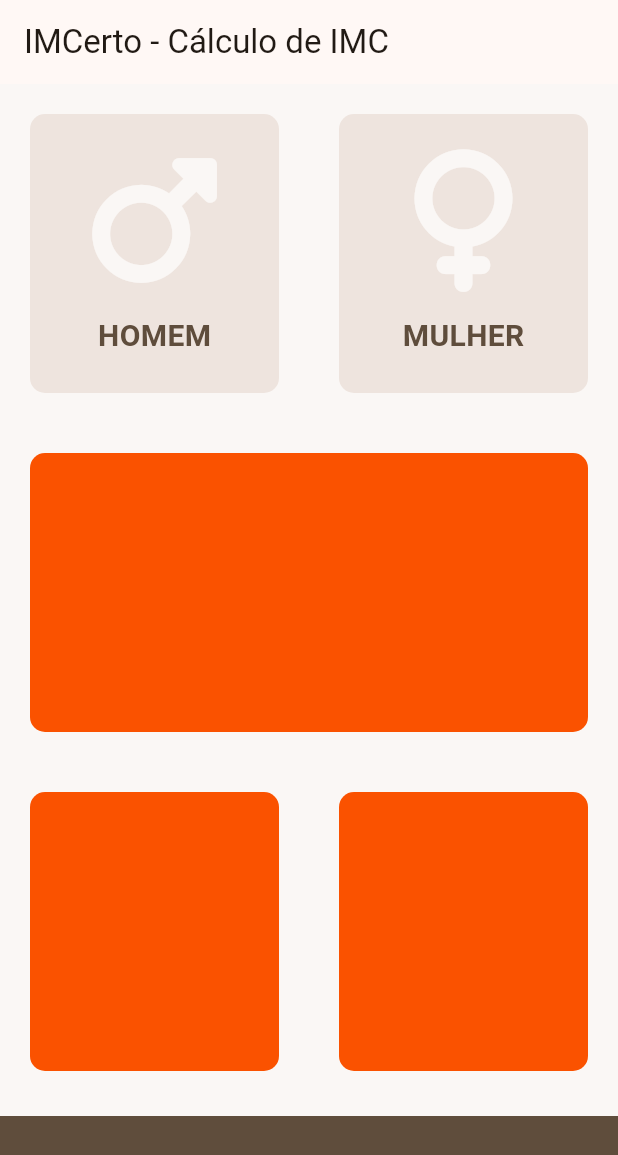
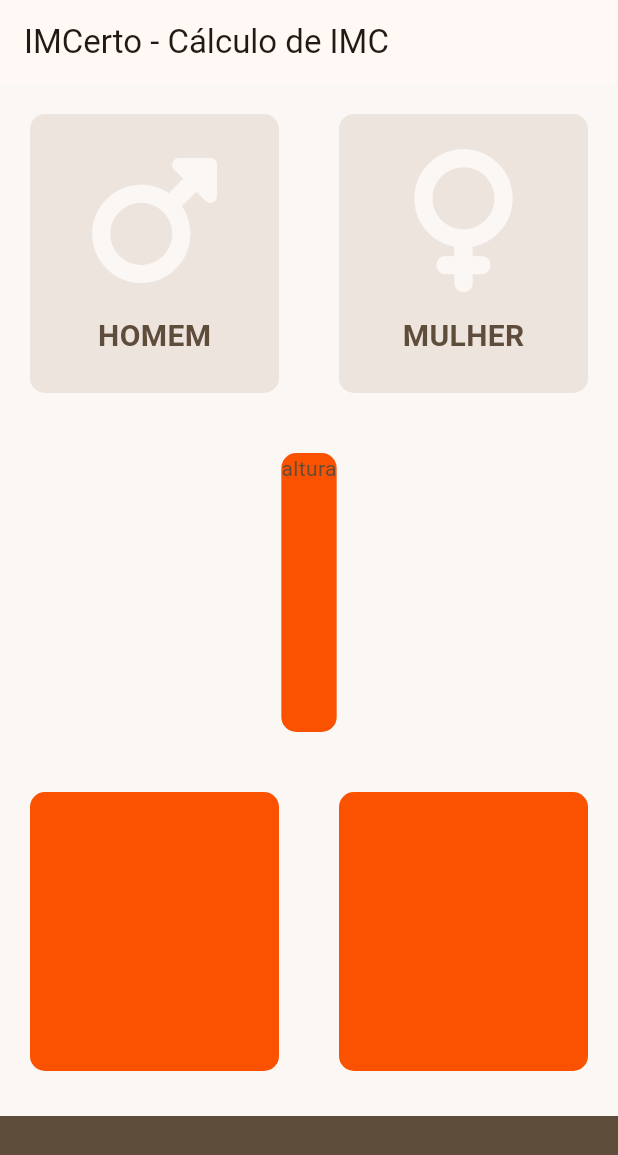
Before and after one commit to noellefranco/IMCerto, a Flutter app: the screen it shows after launch, on a phone screen of 412 x 824 dp. Shown: the top 1155 px of the screen. Run offline on Flutter 3.47's test engine with Material 3 defaults, Android fonts, the light colour scheme and no system bars; our stand-ins replace font_awesome_flutter.

Commit message:
CHORE: create a file for all consts and rename w/ k observing the conventions of dart

```diff
--- /dev/null
+++ b/lib/globals.dart
@@ -0,0 +1,13 @@
+import 'package:flutter/material.dart';
+
+const kDefaultInactiveGenderTextStyle = TextStyle(
+  fontSize: 20.0,
+  fontWeight: FontWeight.w700,
+  color: Color(0xFF5f4d3c),
+);
+const kDfaultSzedBoxHeight = 15.0;
+const kDefaultIconHeight = 95.0;
+const kDefaultIconColor = Color(0xffFAF7F5);
+const kActiveCardDefaultColor = Color(0xffFA5200);
+const kFoterColor = Color(0xFF5f4d3c);
+const kInactiveCardDefaultColor = Color(0xffEEE4DE);
--- a/lib/home.dart
+++ b/lib/home.dart
@@ -4,15 +4,7 @@ import 'package:flutter/material.dart';
 import 'package:font_awesome_flutter/font_awesome_flutter.dart';
 import 'default_card.dart';
 import 'icon_content.dart';
-
-const activeCardDefaultColor = Color(0xffFA5200);
-const footerColor = Color(0xFF5f4d3c);
-const inactiveCardDefaultColor = Color(0xffEEE4DE);
-const defaultActiveGenderTextStyle = TextStyle(
-  fontSize: 20.0,
-  fontWeight: FontWeight.w700,
-  color: Color(0xFF23282D),
-);
+import 'globals.dart';
 
 enum Sex {
   masc,
@@ -48,8 +40,8 @@ class _MyHomePageState extends State<MyHomePage> {
                       });
                     },
                     selectedColor: selectedGender == Sex.masc
-                        ? activeCardDefaultColor
-                        : inactiveCardDefaultColor,
+                        ? kActiveCardDefaultColor
+                        : kInactiveCardDefaultColor,
                     childCard: IconContent(
                       icon: FontAwesomeIcons.mars,
                       gender: 'homem',
@@ -64,8 +56,8 @@ class _MyHomePageState extends State<MyHomePage> {
                       });
                     },
                     selectedColor: selectedGender == Sex.fem
-                        ? activeCardDefaultColor
-                        : inactiveCardDefaultColor,
+                        ? kActiveCardDefaultColor
+                        : kInactiveCardDefaultColor,
                     childCard: IconContent(
                       icon: FontAwesomeIcons.venus,
                       gender: 'mulher',
@@ -76,24 +68,29 @@ class _MyHomePageState extends State<MyHomePage> {
             ),
           ),
           Expanded(
-            child: DefaultContainer(selectedColor: activeCardDefaultColor),
+            child: DefaultContainer(
+              selectedColor: kActiveCardDefaultColor,
+              childCard: Column(
+                children: [Text('altura')],
+              ),
+            ),
           ),
           Expanded(
             child: Row(
               children: [
                 Expanded(
                   child:
-                      DefaultContainer(selectedColor: activeCardDefaultColor),
+                      DefaultContainer(selectedColor: kActiveCardDefaultColor),
                 ),
                 Expanded(
                   child:
-                      DefaultContainer(selectedColor: activeCardDefaultColor),
+                      DefaultContainer(selectedColor: kActiveCardDefaultColor),
                 ),
               ],
             ),
           ),
           Container(
-            color: footerColor,
+            color: kFoterColor,
             margin: const EdgeInsets.only(top: 10.0),
             width: double.infinity,
             height: 80.0,
--- a/lib/icon_content.dart
+++ b/lib/icon_content.dart
@@ -1,15 +1,7 @@
 // ignore_for_file: use_key_in_widget_constructors, prefer_const_constructors_in_immutables, prefer_const_constructors
 
 import 'package:flutter/material.dart';
-
-const defaultInactiveGenderTextStyle = TextStyle(
-  fontSize: 20.0,
-  fontWeight: FontWeight.w700,
-  color: Color(0xFF5f4d3c),
-);
-const defaultSzedBoxHeight = 15.0;
-const defaultIconHeight = 95.0;
-const defaultIconColor = Color(0xffFAF7F5);
+import 'globals.dart';
 
 class IconContent extends StatelessWidget {
   IconContent({required this.icon, required this.gender});
@@ -23,13 +15,13 @@ class IconContent extends StatelessWidget {
       children: [
         Icon(
           icon,
-          size: defaultIconHeight,
-          color: defaultIconColor,
+          size: kDefaultIconHeight,
+          color: kDefaultIconColor,
         ),
         SizedBox(
-          height: defaultSzedBoxHeight,
+          height: kDfaultSzedBoxHeight,
         ),
-        Text(gender.toUpperCase(), style: defaultInactiveGenderTextStyle)
+        Text(gender.toUpperCase(), style: kDefaultInactiveGenderTextStyle)
       ],
     );
   }
```
